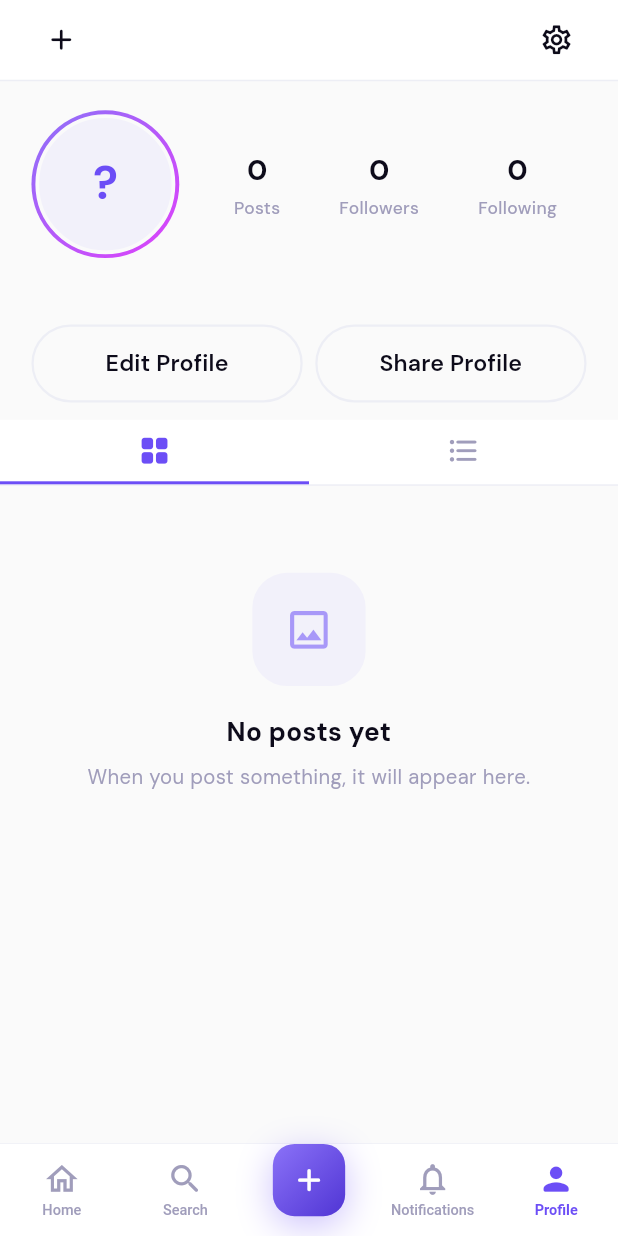
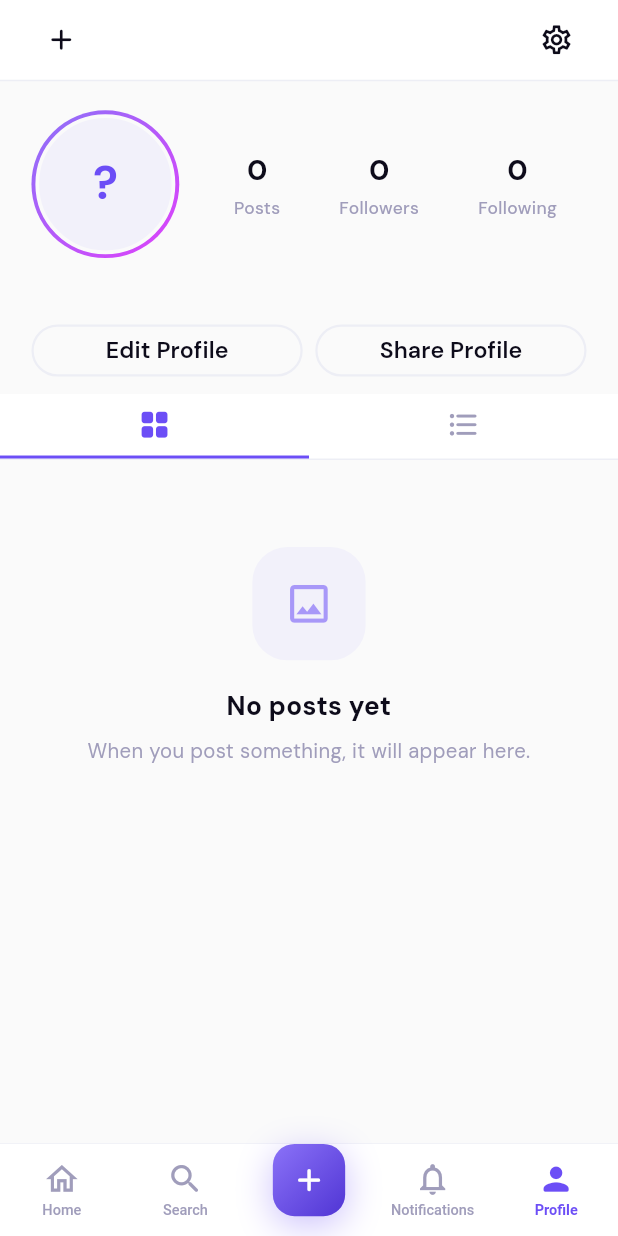
Before and after one commit to AsilbekDeveloper/framee, a Flutter app: the screen it shows once a user with an empty profile is signed in, item 5 of the bottom bar chosen, on a phone screen of 412 x 824 dp. Run offline on Flutter 3.47's test engine with Material 3 defaults, Android fonts, the phone set to English and light mode, and no system bars; our stand-ins replace cached_network_image, connectivity_plus, firebase_core, firebase_messaging, flutter_local_notifications, flutter_riverpod and 10 more; accounts and stored records are empty; generated files the repository leaves out were written again; network calls fail.

Commit message:
Revert "fix: profile buttons expand to fit long translated text"
This reverts commit 919125f6267a86b7be835bd2569be2fcd7fb6736.

```diff
--- a/lib/features/profile/presentation/screens/profile_screen.dart
+++ b/lib/features/profile/presentation/screens/profile_screen.dart
@@ -300,25 +300,21 @@ class _ProfileInfo extends StatelessWidget {
             Row(
               children: [
                 Expanded(
-                  child: OutlinedButton(
-                    onPressed: onEditTap,
-                    child: Text(
-                      AppStrings.editProfile,
-                      textAlign: TextAlign.center,
-                      maxLines: 2,
-                      overflow: TextOverflow.ellipsis,
+                  child: SizedBox(
+                    height: AppDimens.buttonHeightSm,
+                    child: OutlinedButton(
+                      onPressed: onEditTap,
+                      child: Text(AppStrings.editProfile),
                     ),
                   ),
                 ),
                 Gap(AppDimens.sm),
                 Expanded(
-                  child: OutlinedButton(
-                    onPressed: onShareTap,
-                    child: Text(
-                      AppStrings.shareProfile,
-                      textAlign: TextAlign.center,
-                      maxLines: 2,
-                      overflow: TextOverflow.ellipsis,
+                  child: SizedBox(
+                    height: AppDimens.buttonHeightSm,
+                    child: OutlinedButton(
+                      onPressed: onShareTap,
+                      child: Text(AppStrings.shareProfile),
                     ),
                   ),
                 ),
@@ -334,16 +330,14 @@ class _ProfileInfo extends StatelessWidget {
                   ),
                 ),
                 Gap(AppDimens.sm),
-                Expanded(
-                  child: OutlinedButton(
-                    onPressed: onShareTap,
-                    child: Text(
-                      AppStrings.shareProfile,
-                      textAlign: TextAlign.center,
-                      maxLines: 2,
-                      overflow: TextOverflow.ellipsis,
-                    ),
+                OutlinedButton(
+                  onPressed: onShareTap,
+                  style: OutlinedButton.styleFrom(
+                    minimumSize: Size(0, AppDimens.buttonHeightSm),
+                    padding:
+                        EdgeInsets.symmetric(horizontal: AppDimens.lg),
                   ),
+                  child: Text(AppStrings.shareProfile),
                 ),
               ],
             ),
```
